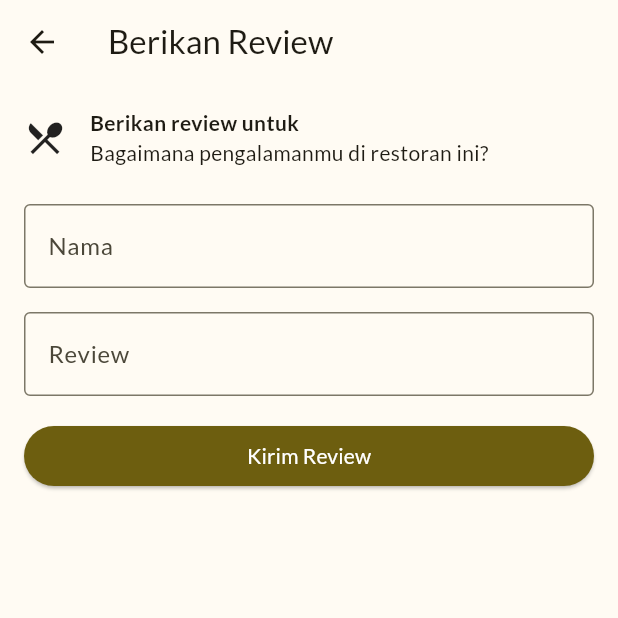
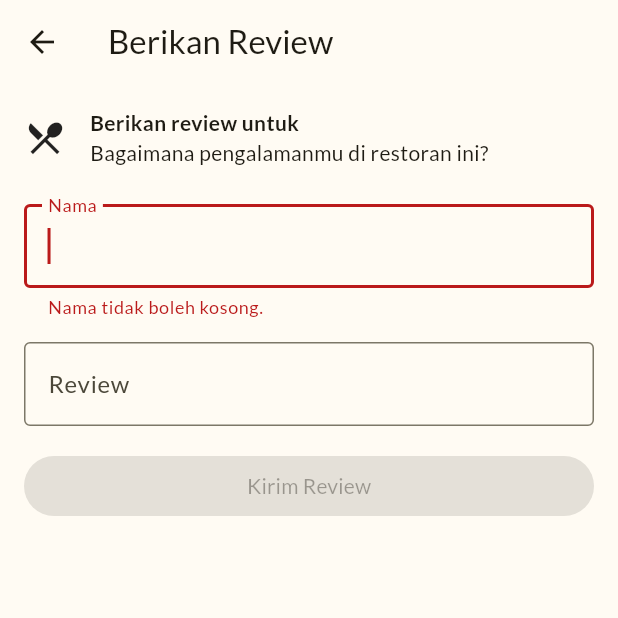
Before and after one commit to ayukrisn/find_resto, a Flutter app: the ReviewScreen screen opened directly with empty values, on a phone screen of 412 x 824 dp, the top half of it. Run offline on Flutter 3.47's test engine with Material 3 defaults, Android fonts, the phone set to English and light mode, and no system bars; our stand-ins replace dio, google_fonts, readmore; network calls fail.

Commit message:
added live validator for the review

```diff
--- a/lib/screens/review/review_screen.dart
+++ b/lib/screens/review/review_screen.dart
@@ -17,11 +17,51 @@ class _ReviewScreenState extends State<ReviewScreen> {
   final TextEditingController _nameController = TextEditingController();
   final TextEditingController _reviewController = TextEditingController();
 
+  late FocusNode name;
+  late FocusNode review;
+
+  final isValid = ValueNotifier(false);
+  final isVisible = ValueNotifier(true);
+
+  @override
+  void initState() {
+    super.initState();
+    name = FocusNode();
+    review = FocusNode();
+  }
+
   @override
   void dispose() {
+    super.dispose();
+    name.dispose();
+    review.dispose();
     _nameController.dispose();
     _reviewController.dispose();
-    super.dispose();
+  }
+
+  String? get errorName {
+    final text = _nameController.value.text;
+    if (text.isEmpty) {
+      return 'Nama tidak boleh kosong.';
+    }
+    return null;
+  }
+
+  String? get errorReview {
+    final text = _reviewController.value.text;
+    if (text.isEmpty) {
+      return 'Review tidak boleh kosong.';
+    } else if (text.length < 5) {
+      return 'Review minimal terdiri dari 5 huruf.';
+    }
+    return null;
+  }
+
+  bool isValided() {
+    if (errorName != null || errorReview != null) {
+      return false;
+    }
+    return true;
   }
 
   @override
@@ -75,31 +115,52 @@ class _ReviewScreenState extends State<ReviewScreen> {
               key: _formKey,
               child: Column(
                 children: [
-                  TextFormField(
+                  ValueListenableBuilder(
+                      valueListenable: _nameController,
+                      builder: (context, v, _) {
+                        return TextFormField(
+                          autofocus: true,
+                          focusNode: name,
                           controller: _nameController,
-                    validator: (value) => value == null || value.isEmpty
-                        ? 'Tolong masukkan namamu'
-                        : null,
-                    decoration: const InputDecoration(
+                          decoration: InputDecoration(
                             border: OutlineInputBorder(),
                             labelText: 'Nama',
+                            errorText: name.hasFocus ? errorName : null,
                           ),
-                  ),
+                          onChanged: (_) {
+                            isValid.value = isValided();
+                          },
+                          onFieldSubmitted: (_) {
+                            name.unfocus();
+                            FocusScope.of(context).requestFocus(review);
+                          },
+                        );
+                      }),
                   const SizedBox(
                     height: 16,
                   ),
-                  TextFormField(
+                  ValueListenableBuilder(
+                      valueListenable: _reviewController,
+                      builder: (context, v, _) {
+                        return TextFormField(
+                          autofocus: true,
+                          focusNode: review,
                           controller: _reviewController,
-                    validator: (value) => value == null || value.isEmpty
-                        ? 'Tolong masukkan reviewmu'
-                        : null,
                           minLines: 1,
                           maxLines: null,
-                    decoration: const InputDecoration(
+                          decoration: InputDecoration(
                             border: OutlineInputBorder(),
                             labelText: 'Review',
+                            errorText: review.hasFocus ? errorReview : null,
                           ),
-                  ),
+                          onChanged: (_) {
+                            isValid.value = isValided();
+                          },
+                          onFieldSubmitted: (_) {
+                            review.unfocus();
+                          },
+                        );
+                      }),
                 ],
               ),
             ),
@@ -108,28 +169,24 @@ class _ReviewScreenState extends State<ReviewScreen> {
             ),
             SizedBox(
               width: double.infinity,
-              child: ElevatedButton(
-                  onPressed: () async {
-                    if (_formKey.currentState!.validate()) {
+              child: ValueListenableBuilder(
+                valueListenable: isValid,
+                builder: (context, isEnabled, _) {
+                  return ElevatedButton(
+                    onPressed: isValid.value
+                        ? () async {
                             await addReviewProvider.addReview(
                               restaurantId: widget.restaurant['id'],
                               name: _nameController.text,
                               review: _reviewController.text,
                             );
 
-                      if (addReviewProvider.resultState is AddReviewDoneState) {
-                        // AlertDialog(
-                        //   title: Text("Berhasil!"),
-                        //   content: Text(
-                        //       "Reviewmu sudah ditambahkan. Terima kasih atas pendapatmu yang berharga."),
-                        //   actions: [
-                        //     TextButton(onPressed: () {
-
-                        //     }, child: Text("Kembali"))
-                        //   ],
-                        // );
+                            if (addReviewProvider.resultState
+                                is AddReviewDoneState) {
                               ScaffoldMessenger.of(context).showSnackBar(
-                          SnackBar(content: Text('Review berhasil ditambahkan!')),
+                                SnackBar(
+                                    content:
+                                        Text('Review berhasil ditambahkan!')),
                               );
                             } else if (addReviewProvider.resultState
                                 is AddReviewErrorState) {
@@ -141,12 +198,14 @@ class _ReviewScreenState extends State<ReviewScreen> {
                               );
                             }
                           }
-                  },
+                        : null,
                     style: ElevatedButton.styleFrom(
                       backgroundColor: Theme.of(context).colorScheme.primary,
                       foregroundColor: Theme.of(context).colorScheme.onPrimary,
                     ),
-                  child: Text("Kirim Review")),
+                    child: Text("Kirim Review"));
+                }
+              ),
             ),
             if (addReviewProvider.resultState is AddReviewLoadingState)
               CircularProgressIndicator(),
```
Lines whose indentation alone changed are shown as unchanged.
